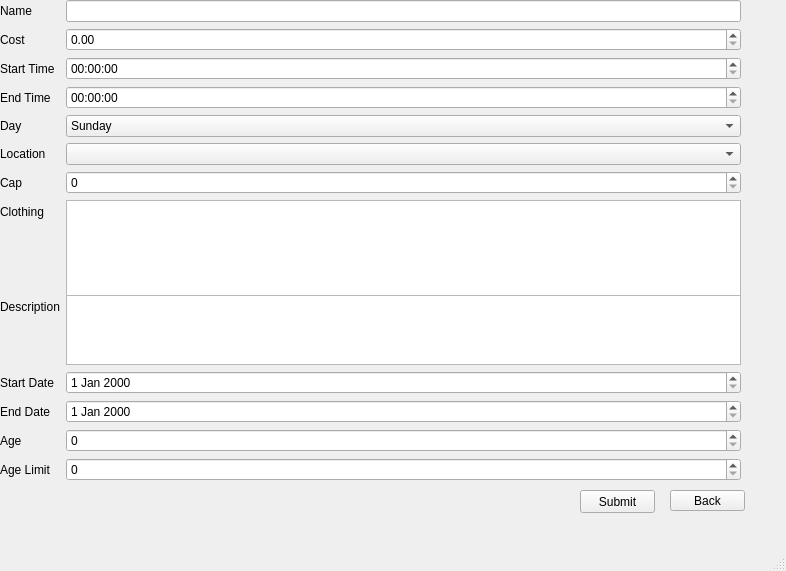
Old version of the form Code/Add_Class.ui in the repository SDSMT-CSC464-F15/dancesoft.
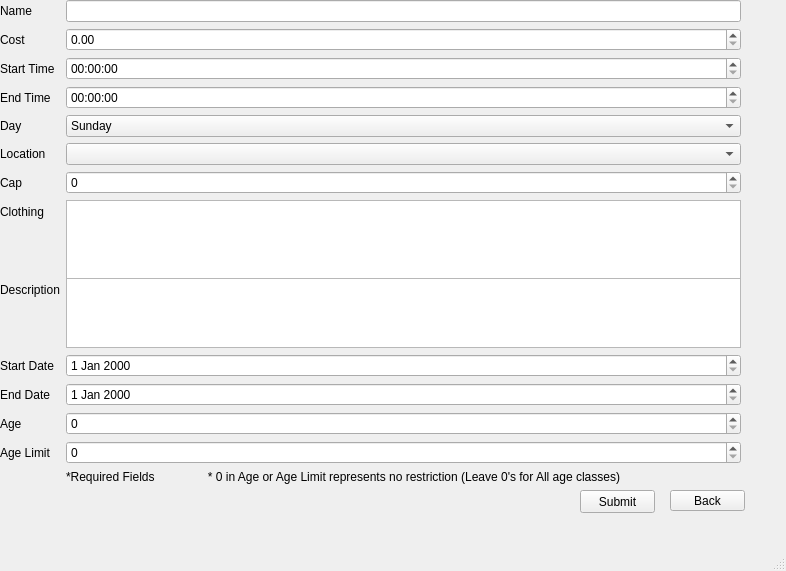
New version of the form.

```diff
--- a/Code/Add_Class.ui
+++ b/Code/Add_Class.ui
@@ -20,7 +20,7 @@
       <x>0</x>
       <y>0</y>
       <width>741</width>
-      <height>481</height>
+      <height>484</height>
      </rect>
     </property>
     <layout class="QFormLayout" name="formLayout">
@@ -218,6 +218,20 @@
        </property>
       </widget>
      </item>
+     <item row="13" column="0">
+      <widget class="QLabel" name="label">
+       <property name="text">
+        <string/>
+       </property>
+      </widget>
+     </item>
+     <item row="13" column="1">
+      <widget class="QLabel" name="label_2">
+       <property name="text">
+        <string>*Required Fields                * 0 in Age or Age Limit represents no restriction (Leave 0's for All age classes) </string>
+       </property>
+      </widget>
+     </item>
     </layout>
    </widget>
    <widget class="QPushButton" name="Submit_btn">
```
